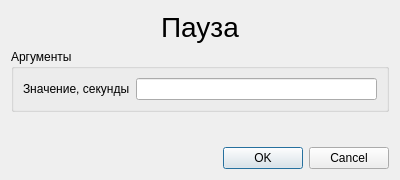
Old version of the form KAMEditor/gui/commands/pausedialog.ui in the repository Xtail96/SML.
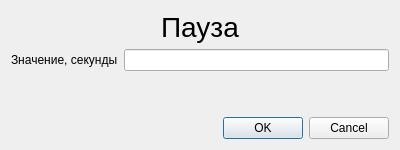
New version of the form.

Commit message: Обновлена команда Пауза

What changed in the file:
```diff
--- a/KAMEditor/gui/commands/pausedialog.ui
+++ b/KAMEditor/gui/commands/pausedialog.ui
@@ -7,7 +7,7 @@
     <x>0</x>
     <y>0</y>
     <width>400</width>
-    <height>180</height>
+    <height>150</height>
    </rect>
   </property>
   <property name="windowTitle">
@@ -19,42 +19,18 @@
   <property name="whatsThis">
    <string>&lt;html&gt;&lt;head/&gt;&lt;body&gt;&lt;p align=&quot;justify&quot;&gt;&lt;span style=&quot; font-size:12pt;&quot;&gt;Быстрая клавиша &lt;/span&gt;&lt;span style=&quot; font-size:12pt; color:#3300ff;&quot;&gt;P &lt;/span&gt;&lt;span style=&quot; font-size:12pt;&quot;&gt;&lt;br/&gt;ПАУЗА [&lt;/span&gt;&lt;span style=&quot; font-size:12pt; font-weight:600;&quot;&gt;СЕКУНД&lt;/span&gt;&lt;span style=&quot; font-size:12pt;&quot;&gt;] &lt;br/&gt;Задание паузы на заданное количество секунд. &lt;/span&gt;&lt;/p&gt;&lt;/body&gt;&lt;/html&gt;</string>
   </property>
-  <layout class="QVBoxLayout" name="verticalLayout">
-   <item>
-    <widget class="QLabel" name="pause_title_label">
-     <property name="font">
-      <font>
-       <pointsize>21</pointsize>
-      </font>
-     </property>
+  <layout class="QGridLayout" name="gridLayout">
+   <item row="1" column="0">
+    <widget class="QLabel" name="pauseValueLabel">
      <property name="text">
-      <string>Пауза</string>
+      <string>Значение, секунды</string>
      </property>
-     <property name="alignment">
-      <set>Qt::AlignCenter</set>
-     </property>
     </widget>
    </item>
-   <item>
-    <widget class="QGroupBox" name="pause_arguments_groupBox">
-     <property name="title">
-      <string>Аргументы</string>
-     </property>
-     <layout class="QFormLayout" name="formLayout">
-      <item row="0" column="0">
-       <widget class="QLabel" name="pause_value_label">
-        <property name="text">
-         <string>Значение, секунды</string>
-        </property>
-       </widget>
-      </item>
-      <item row="0" column="1">
-       <widget class="QLineEdit" name="pause_value_lineEdit"/>
-      </item>
-     </layout>
-    </widget>
+   <item row="1" column="1">
+    <widget class="QLineEdit" name="pauseValueLineEdit"/>
    </item>
-   <item>
+   <item row="3" column="0" colspan="2">
     <spacer name="verticalSpacer">
      <property name="orientation">
       <enum>Qt::Vertical</enum>
@@ -67,7 +43,22 @@
      </property>
     </spacer>
    </item>
-   <item>
+   <item row="0" column="0" colspan="2">
+    <widget class="QLabel" name="pauseTitleLabel">
+     <property name="font">
+      <font>
+       <pointsize>21</pointsize>
+      </font>
+     </property>
+     <property name="text">
+      <string>Пауза</string>
+     </property>
+     <property name="alignment">
+      <set>Qt::AlignCenter</set>
+     </property>
+    </widget>
+   </item>
+   <item row="4" column="0" colspan="2">
     <widget class="QDialogButtonBox" name="buttonBox">
      <property name="orientation">
       <enum>Qt::Horizontal</enum>
```
The commit also changes 7 other files.
